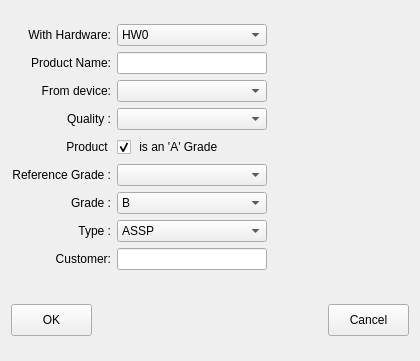
Old version of the form ATE/spyder/widgets/actions_on/product/NewProductWizard.ui in the repository Semi-ATE/Semi-ATE.
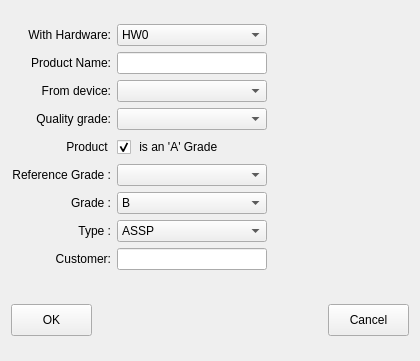
New version of the form.

Patch:
```diff
--- a/ATE/spyder/widgets/actions_on/product/NewProductWizard.ui
+++ b/ATE/spyder/widgets/actions_on/product/NewProductWizard.ui
@@ -277,7 +277,7 @@
           </size>
          </property>
          <property name="text">
-          <string>Quality :</string>
+          <string>Quality grade:</string>
          </property>
          <property name="alignment">
           <set>Qt::AlignRight|Qt::AlignTrailing|Qt::AlignVCenter</set>
```
Left out of the diff: 2 changed lines with no effect on the pictures.
